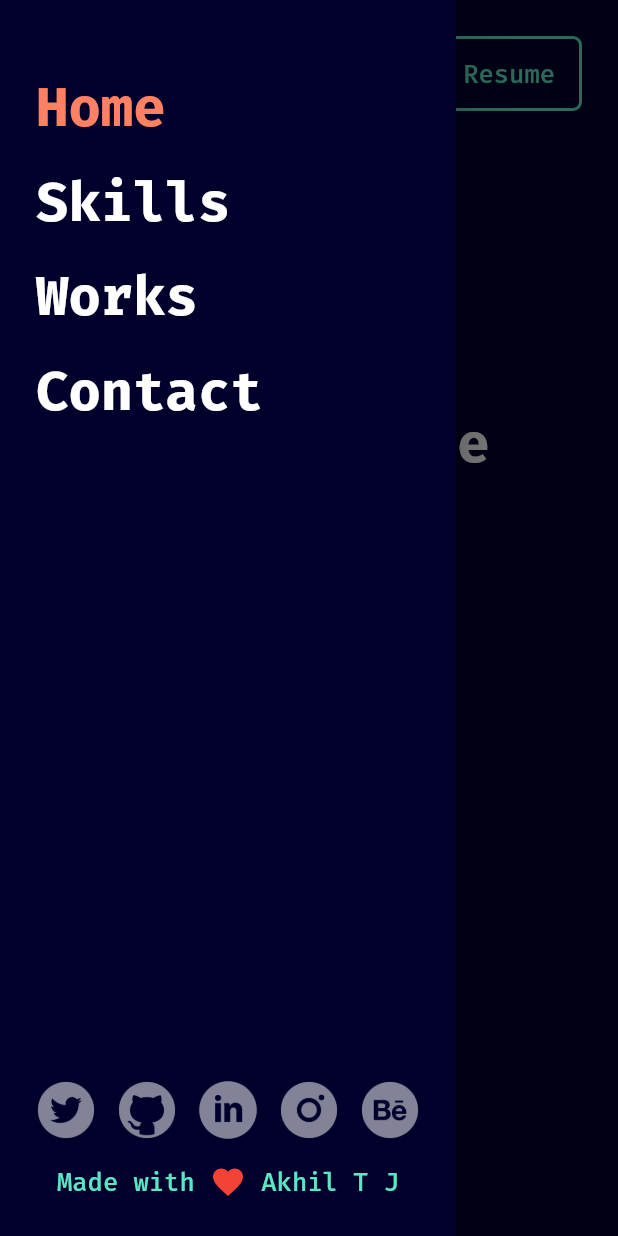
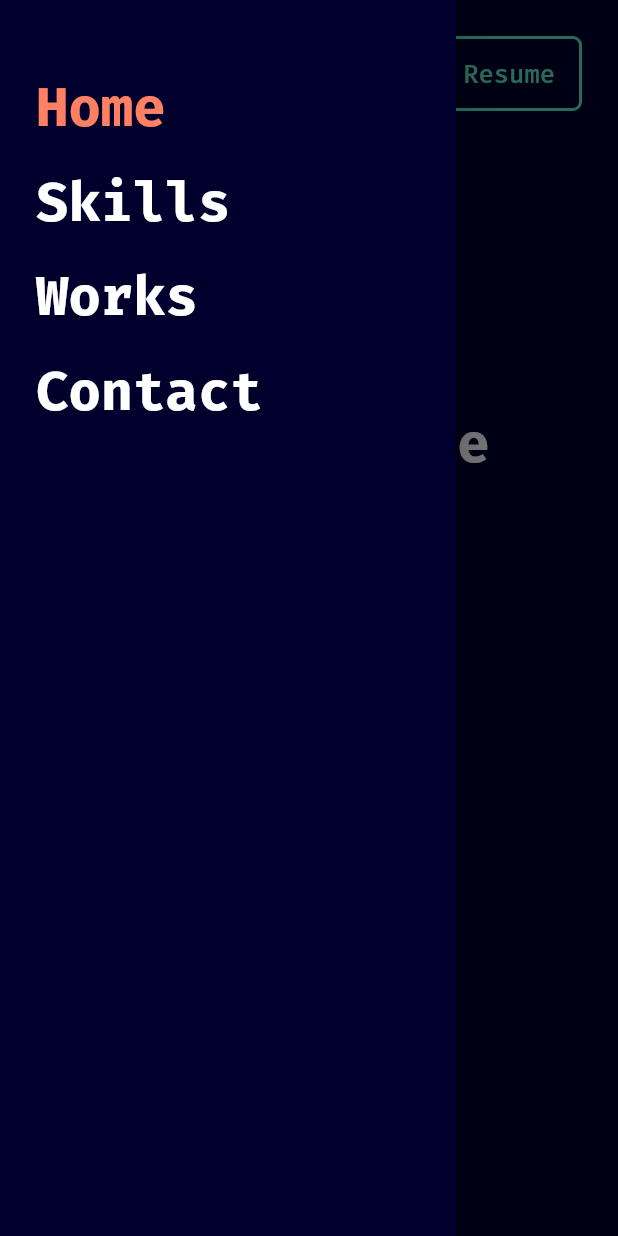
Before and after one commit to akhil-tj/Anton_1.0, a Flutter app: the screen it shows after launch, after a tap on the "menu" icon, on a phone screen of 412 x 824 dp. Run offline on Flutter 3.47's test engine with Material 2 defaults, Android fonts, the phone set to English and light mode, and no system bars; our stand-ins replace responsive_builder.

Commit message:
added ending page and footer

```diff
--- /dev/null
+++ b/lib/Components/Ending/ending_mobile.dart
@@ -0,0 +1,50 @@
+import 'package:anton_1_0/Style/MobileStyles/text_mobile.dart';
+import 'package:anton_1_0/Style/color.dart';
+import 'package:anton_1_0/Style/text.dart';
+import 'package:flutter/material.dart';
+
+class EndingMobile extends StatelessWidget {
+  @override
+  Widget build(BuildContext context) {
+    return Container(
+      padding: EdgeInsets.only(top: 220),
+      child: Column(
+        crossAxisAlignment: CrossAxisAlignment.start,
+        children: [
+          Text(
+            'I’m always interested about cool stuff.',
+            style: landingMobileTxt1,
+          ),
+          Text(
+            'Need help?',
+            style: landingMobileTxt2,
+          ),
+          Text(
+            'Let’s talk.',
+            style: landingMobileTxt1,
+          ),
+          SizedBox(
+            height: 64,
+          ),
+          Row(
+            crossAxisAlignment: CrossAxisAlignment.start,
+            children: [
+              Text(
+                'Contact',
+                style: navbarTabletBtnTxt,
+              ),
+              SizedBox(
+                width: 16,
+              ),
+              Icon(
+                Icons.east,
+                color: greenColor,
+                size: 22,
+              ),
+            ],
+          ),
+        ],
+      ),
+    );
+  }
+}
--- /dev/null
+++ b/lib/Components/Footer/footer_mobile.dart
@@ -0,0 +1,58 @@
+import 'package:anton_1_0/Style/MobileStyles/text_mobile.dart';
+import 'package:flutter/material.dart';
+
+class FooterMobile extends StatelessWidget {
+  @override
+  Widget build(BuildContext context) {
+    return Container(
+      padding: EdgeInsets.only(top: 220),
+      child: Column(
+        children: [
+          Row(
+            mainAxisAlignment: MainAxisAlignment.spaceEvenly,
+            children: [
+              Image(
+                image:
+                    AssetImage('images/ant-design_twitter-circle-filled.png'),
+                height: 40,
+                width: 40,
+              ),
+              Image(
+                image: AssetImage('images/ant-design_github-filled.png'),
+                height: 40,
+                width: 40,
+              ),
+              Image(
+                image:
+                    AssetImage('images/entypo-social_linkedin-with-circle.png'),
+                height: 40,
+                width: 40,
+              ),
+              Image(
+                image: AssetImage('images/ant-design_instagram-filled.png'),
+                height: 40,
+                width: 40,
+              ),
+              Image(
+                image:
+                    AssetImage('images/ant-design_behance-circle-filled.png'),
+                height: 40,
+                width: 40,
+              ),
+            ],
+          ),
+          SizedBox(height: 24),
+          Text(
+            'Designed & Build by Akhil T J',
+            style: bodyMobiletxt2,
+          ),
+          SizedBox(height: 2),
+          Text(
+            'Copyright 2021',
+            style: bodyMobiletxt2,
+          ),
+        ],
+      ),
+    );
+  }
+}
--- a/lib/Components/Landing/landing_mobile.dart
+++ b/lib/Components/Landing/landing_mobile.dart
@@ -1,4 +1,6 @@
 import 'package:anton_1_0/Components/AboutMe/aboutme_mobile.dart';
+import 'package:anton_1_0/Components/Ending/ending_mobile.dart';
+import 'package:anton_1_0/Components/Footer/footer_mobile.dart';
 import 'package:anton_1_0/Components/MoreAboutMe/new_more_aboutme_mobile.dart';
 import 'package:anton_1_0/Components/Works/works_mobile.dart';
 import 'package:anton_1_0/Style/MobileStyles/text_mobile.dart';
@@ -10,10 +12,7 @@ class LandingMobile extends StatelessWidget {
   @override
   Widget build(BuildContext context) {
     return Container(
-      padding: EdgeInsets.symmetric(
-        horizontal: 24,
-        vertical: 80,
-      ),
+      padding: EdgeInsets.fromLTRB(24, 80, 24, 16),
       child: Column(
         crossAxisAlignment: CrossAxisAlignment.start,
         children: [
@@ -75,6 +74,8 @@ class LandingMobile extends StatelessWidget {
           AboutmeMobile(),
           NewMoreAboutMeMobile(),
           WorksMobile(),
+          EndingMobile(),
+          FooterMobile(),
         ],
       ),
     );
--- a/lib/Components/Navbar/navigation_drawer.dart
+++ b/lib/Components/Navbar/navigation_drawer.dart
@@ -56,70 +56,70 @@ class NavigationDrawer extends StatelessWidget {
                         ),
                       ),
                       Spacer(),
-                      Padding(
-                        padding: const EdgeInsets.symmetric(
-                          vertical: 8,
-                        ),
-                        child: Row(
-                          mainAxisSize: MainAxisSize.max,
-                          mainAxisAlignment: MainAxisAlignment.spaceBetween,
-                          children: [
-                            Image(
-                              image: AssetImage(
-                                  'images/ant-design_twitter-circle-filled.png'),
-                              height: 40,
-                              width: 40,
-                            ),
-                            Image(
-                              image: AssetImage(
-                                  'images/ant-design_github-filled.png'),
-                              height: 40,
-                              width: 40,
-                            ),
-                            Image(
-                              image: AssetImage(
-                                  'images/entypo-social_linkedin-with-circle.png'),
-                              height: 40,
-                              width: 40,
-                            ),
-                            Image(
-                              image: AssetImage(
-                                  'images/ant-design_instagram-filled.png'),
-                              height: 40,
-                              width: 40,
-                            ),
-                            Image(
-                              image: AssetImage(
-                                  'images/ant-design_behance-circle-filled.png'),
-                              height: 40,
-                              width: 40,
-                            ),
-                          ],
-                        ),
-                      ),
-                      Padding(
-                        padding: const EdgeInsets.symmetric(
-                          vertical: 8,
-                        ),
-                        child: Row(
-                          mainAxisSize: MainAxisSize.max,
-                          mainAxisAlignment: MainAxisAlignment.center,
-                          children: [
-                            Text(
-                              'Made with ',
-                              style: navbarTabletBtnTxt,
-                            ),
-                            Icon(
-                              Icons.favorite,
-                              color: Colors.red,
-                            ),
-                            Text(
-                              ' Akhil T J',
-                              style: navbarTabletBtnTxt,
-                            ),
-                          ],
-                        ),
-                      ),
+                      // Padding(
+                      //   padding: const EdgeInsets.symmetric(
+                      //     vertical: 8,
+                      //   ),
+                      //   child: Row(
+                      //     mainAxisSize: MainAxisSize.max,
+                      //     mainAxisAlignment: MainAxisAlignment.spaceBetween,
+                      //     children: [
+                      //       Image(
+                      //         image: AssetImage(
+                      //             'images/ant-design_twitter-circle-filled.png'),
+                      //         height: 40,
+                      //         width: 40,
+                      //       ),
+                      //       Image(
+                      //         image: AssetImage(
+                      //             'images/ant-design_github-filled.png'),
+                      //         height: 40,
+                      //         width: 40,
+                      //       ),
+                      //       Image(
+                      //         image: AssetImage(
+                      //             'images/entypo-social_linkedin-with-circle.png'),
+                      //         height: 40,
+                      //         width: 40,
+                      //       ),
+                      //       Image(
+                      //         image: AssetImage(
+                      //             'images/ant-design_instagram-filled.png'),
+                      //         height: 40,
+                      //         width: 40,
+                      //       ),
+                      //       Image(
+                      //         image: AssetImage(
+                      //             'images/ant-design_behance-circle-filled.png'),
+                      //         height: 40,
+                      //         width: 40,
+                      //       ),
+                      //     ],
+                      //   ),
+                      // ),
+                      // Padding(
+                      //   padding: const EdgeInsets.symmetric(
+                      //     vertical: 8,
+                      //   ),
+                      //   child: Row(
+                      //     mainAxisSize: MainAxisSize.max,
+                      //     mainAxisAlignment: MainAxisAlignment.center,
+                      //     children: [
+                      //       Text(
+                      //         'Made with ',
+                      //         style: navbarTabletBtnTxt,
+                      //       ),
+                      //       Icon(
+                      //         Icons.favorite,
+                      //         color: Colors.red,
+                      //       ),
+                      //       Text(
+                      //         ' Akhil T J',
+                      //         style: navbarTabletBtnTxt,
+                      //       ),
+                      //     ],
+                      //   ),
+                      // ),
                     ],
                   ),
                 ),
```
